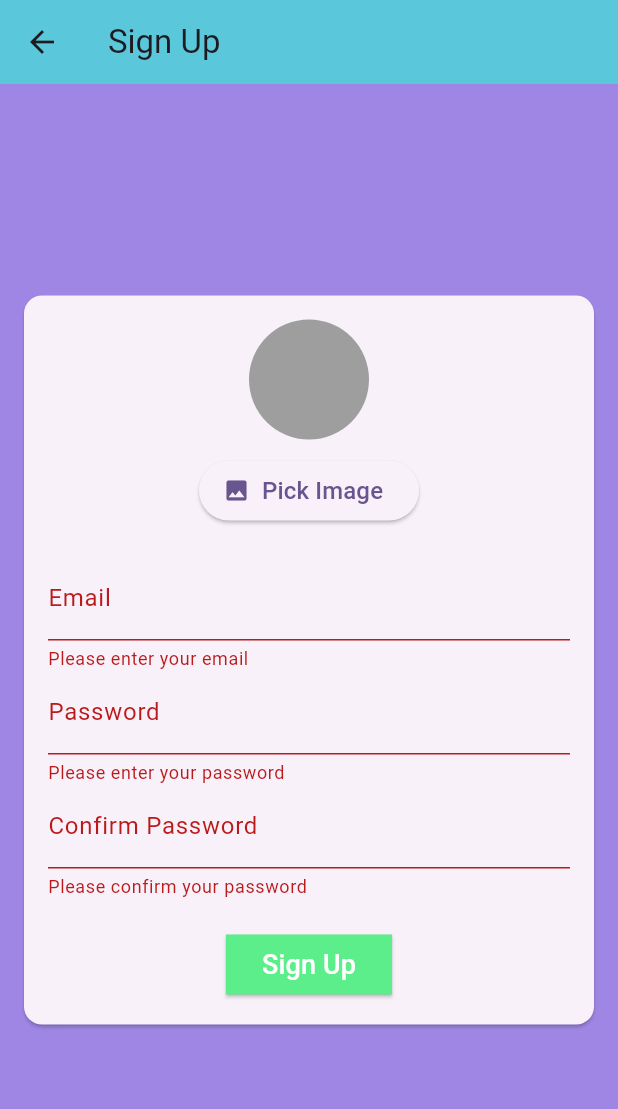
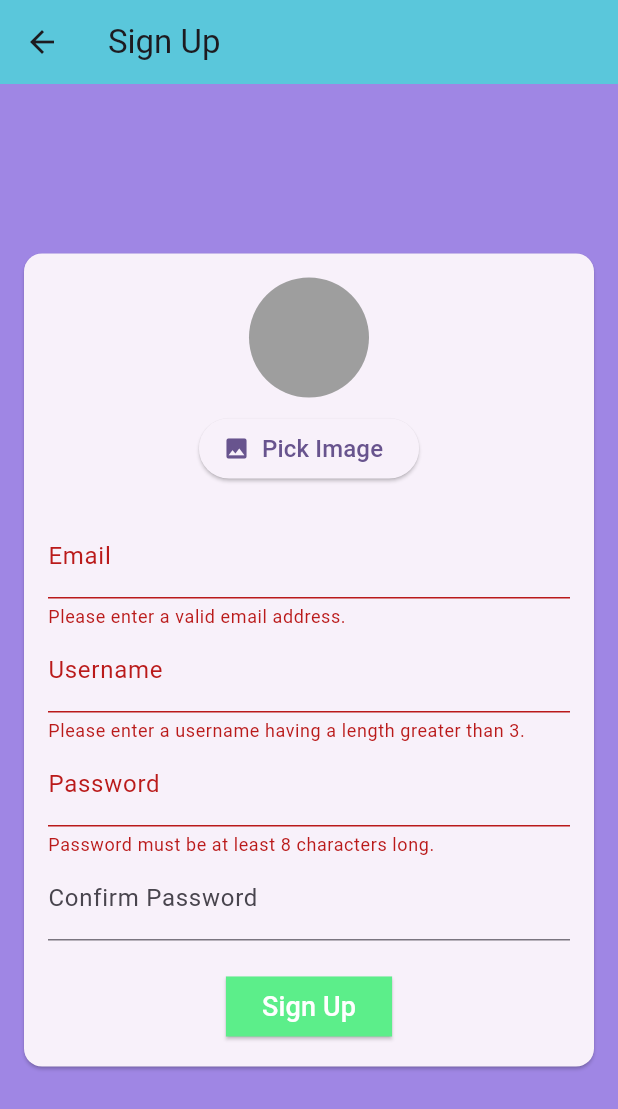
Before and after one commit to pranava2408/chat_app, a Flutter app: the SignupScreen screen opened directly, after a tap on "Sign Up", on a phone screen of 412 x 824 dp. Shown: the top 1109 px of the screen. Run offline on Flutter 3.47's test engine with Material 3 defaults, Android fonts, the phone set to English and light mode, and no system bars; our stand-ins replace cloud_firestore, firebase_auth, firebase_core, firebase_storage, image_picker; missing offline and left inert: firebase_app_check; accounts and stored records are empty.

Commit message:
basic ui finished and implement the basic display of messages.

```diff
--- a/lib/screens/signup_screen.dart
+++ b/lib/screens/signup_screen.dart
@@ -4,11 +4,12 @@ import 'package:firebase_auth/firebase_auth.dart';
 import 'package:chat_app/widgets/user_image_picker.dart';
 import 'dart:io';
 import 'package:firebase_storage/firebase_storage.dart';
-import 'package:firebase_core/firebase_core.dart'; // Add this
+import 'package:cloud_firestore/cloud_firestore.dart'; // Import Firestore
+import 'package:chat_app/screens/chat_screen.dart';
 
 final FirebaseAuth _auth = FirebaseAuth.instance;
 
-class SignupScreen extends StatefulWidget { // Changed to StatefulWidget
+class SignupScreen extends StatefulWidget {
   SignupScreen({super.key});
 
   @override
@@ -19,9 +20,107 @@ class _SignupScreenState extends State<SignupScreen> {
   final GlobalKey<FormState> _formKey = GlobalKey<FormState>();
   final TextEditingController emailController = TextEditingController();
   final TextEditingController passwordController = TextEditingController();
-  final TextEditingController confirmPasswordController = TextEditingController();
+  final TextEditingController confirmPasswordController =
+      TextEditingController();
+  final TextEditingController usernameController = TextEditingController();
   File? _pickedImage;
-  bool _isLoading = false; // Added loading state
+  bool _isLoading = false;
+
+  // Function to handle the signup logic
+  void _submit() async {
+    // Validate all form fields
+    final isValid = _formKey.currentState!.validate();
+    if (!isValid) {
+      return; // If validation fails, do nothing
+    }
+
+    // Check if an image was picked
+    if (_pickedImage == null) {
+      ScaffoldMessenger.of(context).showSnackBar(
+        const SnackBar(
+          content: Text('Please pick an image.'),
+          backgroundColor: Colors.red,
+        ),
+      );
+      return; // Stop if no image is selected
+    }
+
+    // Save the form state
+    _formKey.currentState!.save();
+
+    try {
+      setState(() {
+        _isLoading = true; // Show loading indicator
+      });
+
+      // 1. Create user with email and password
+      final userCredential = await _auth.createUserWithEmailAndPassword(
+        email: emailController.text.trim(),
+        password: passwordController.text.trim(),
+      );
+
+      final user = userCredential.user;
+      if (user == null) {
+        // This should not happen if creation is successful, but it's good practice to check
+        throw Exception('User creation failed, please try again.');
+      }
+
+      // 2. Upload the profile image to Firebase Storage
+      final storageRef = FirebaseStorage.instance
+          .ref()
+          .child('user_images')
+          .child('${user.uid}.jpg'); // Use user's UID for the image name
+
+// currently commenting out the upload to Firebase Storage
+//       await storageRef.putFile(_pickedImage!);
+
+      // 3. Get the download URL of the uploaded image
+      // final imageUrl = await storageRef.getDownloadURL();
+
+      // 4. Save user data to Firestore
+      await FirebaseFirestore.instance.collection('users').doc(user.uid).set({
+        'email': emailController.text.trim(),
+        // we need the firebase storage upload to work
+        // 'image_url': imageUrl,
+        'username': usernameController.text.trim(),
+        // 'created_at': Timestamp.now(),
+        // You can add more user data here, like a username
+      });
+      Navigator.pushReplacement(
+        context,
+        MaterialPageRoute(
+          builder: (context) => ChatScreen(), // Navigate to chat screen
+        ),
+      );
+
+      // Optionally, navigate to another screen after successful signup
+      // if (mounted) Navigator.of(context).pushReplacement(...);
+    } on FirebaseAuthException catch (e) {
+      // Handle authentication errors
+      ScaffoldMessenger.of(context).clearSnackBars();
+      ScaffoldMessenger.of(context).showSnackBar(
+        SnackBar(
+          content: Text(e.message ?? 'Authentication failed.'),
+          backgroundColor: Theme.of(context).colorScheme.error,
+        ),
+      );
+    } catch (error) {
+      // Handle other errors (like storage or firestore)
+      ScaffoldMessenger.of(context).clearSnackBars();
+      ScaffoldMessenger.of(context).showSnackBar(
+        SnackBar(
+          content: Text(error.toString()),
+          backgroundColor: Theme.of(context).colorScheme.error,
+        ),
+      );
+    } finally {
+      if (mounted) {
+        setState(() {
+          _isLoading = false; // Hide loading indicator
+        });
+      }
+    }
+  }
 
   @override
   Widget build(BuildContext context) {
@@ -32,6 +131,8 @@ class _SignupScreenState extends State<SignupScreen> {
       ),
       backgroundColor: const Color.fromARGB(255, 159, 134, 228),
       body: Center(
+        child: SingleChildScrollView(
+          // Added to prevent overflow on small screens
           child: Card(
             margin: const EdgeInsets.all(16),
             child: Padding(
@@ -40,24 +141,35 @@ class _SignupScreenState extends State<SignupScreen> {
                 key: _formKey,
                 child: Column(
                   mainAxisSize: MainAxisSize.min,
-                crossAxisAlignment: CrossAxisAlignment.center,
                   children: [
                     UserImagePicker(
-                    onPickedImage: (image) => _pickedImage = image,
+                      onPickedImage: (image) {
+                        _pickedImage = image;
+                      },
                     ),
                     const SizedBox(height: 20),
                     TextFormField(
                       controller: emailController,
                       decoration: const InputDecoration(labelText: 'Email'),
+                      keyboardType: TextInputType.emailAddress,
+                      autocorrect: false,
+                      textCapitalization: TextCapitalization.none,
                       validator: (value) {
-                      if (value == null || value.trim().isEmpty) {
-                        return 'Please enter your email';
+                        if (value == null ||
+                            value.trim().isEmpty ||
+                            !value.contains('@')) {
+                          return 'Please enter a valid email address.';
                         }
-                      final emailRegExp = RegExp(
-                        r"^[a-zA-Z0-9._%+-]+@[a-zA-Z0-9.-]+\.[a-zA-Z]{2,}$",
-                      );
-                      if (!emailRegExp.hasMatch(value.trim())) {
-                        return 'Enter a valid email';
+                        return null;
+                      },
+                    ),
+                    TextFormField(
+                      controller: usernameController,
+                      decoration: const InputDecoration(labelText: 'Username'),
+                      enableSuggestions: false,
+                      validator: (value) {
+                        if (value == null || value.trim().length < 4) {
+                          return 'Please enter a username having a length greater than 3.';
                         }
                         return null;
                       },
@@ -67,11 +179,8 @@ class _SignupScreenState extends State<SignupScreen> {
                       decoration: const InputDecoration(labelText: 'Password'),
                       obscureText: true,
                       validator: (value) {
-                      if (value == null || value.trim().isEmpty) {
-                        return 'Please enter your password';
-                      }
-                      if (value.trim().length < 8) {
-                        return 'Password must be at least 8 characters';
+                        if (value == null || value.trim().length < 8) {
+                          return 'Password must be at least 8 characters long.';
                         }
                         return null;
                       },
@@ -82,92 +191,22 @@ class _SignupScreenState extends State<SignupScreen> {
                           const InputDecoration(labelText: 'Confirm Password'),
                       obscureText: true,
                       validator: (value) {
-                      if (value == null || value.trim().isEmpty) {
-                        return 'Please confirm your password';
-                      }
-                      if (value.trim() != passwordController.text.trim()) {
-                        return 'Passwords do not match';
+                        if (value != passwordController.text) {
+                          return 'Passwords do not match.';
                         }
                         return null;
                       },
                     ),
                     const SizedBox(height: 20),
-                  Center(
-                    child: _isLoading
-                        ? CircularProgressIndicator()
-                        : CustomButtom(
+                    if (_isLoading)
+                      const CircularProgressIndicator()
+                    else
+                      CustomButtom(
                         text: 'Sign Up',
-                            onPressed: () async {
-                              if (_formKey.currentState!.validate() && !_isLoading) {
-                                setState(() => _isLoading = true);
-
-                                try {
-                                  // Create user
-                                  final userCredential = await _auth.createUserWithEmailAndPassword(
-                                    email: emailController.text.trim(),
-                                    password: passwordController.text,
-                                  );
-
-                                  // Upload image if exists
-                                  if (_pickedImage != null) {
-                                    try {
-                                      print('Picked image: ${_pickedImage!.path}');
-
-                                      // FIXED: Use the correct reference format
-                                      final storageRef = FirebaseStorage.instance
-                                          .ref('user_images/${userCredential.user!.uid}.jpg');
-
-                                      // Upload with proper error handling
-                                      final uploadTask = storageRef.putFile(_pickedImage!);
-                                      final snapshot = await uploadTask;
-
-                                      // Verify upload completed
-                                      if (snapshot.state == TaskState.success) {
-                                        final imageUrl = await storageRef.getDownloadURL();
-                                        print('Image uploaded: $imageUrl');
-                                      } else {
-                                        print('Upload failed: ${snapshot.state}');
-                                        throw FirebaseException(
-                                          plugin: 'storage',
-                                          code: 'upload-failed',
-                                          message: 'Upload did not complete'
-                                        );
-                                      }
-                                    } catch (storageError) {
-                                      print('Image upload error: $storageError');
-                                      ScaffoldMessenger.of(context).showSnackBar(
-                                        SnackBar(
-                                          content: Text('Failed to upload profile image'),
-                                        ),
-                                      );
-                                    }
-                                  }
-
-                                  // Navigate to home screen
-                                  // Navigator.pushReplacement(context, MaterialPageRoute(...));
-
-                                } on FirebaseAuthException catch (e) {
-                                  print('Auth error: ${e.code} - ${e.message}');
-                                  ScaffoldMessenger.of(context).showSnackBar(
-                                    SnackBar(
-                                      content: Text(e.message ?? 'Authentication failed'),
-                                    ),
-                                  );
-                                } catch (e) {
-                                  print('General error: $e');
-                                  ScaffoldMessenger.of(context).showSnackBar(
-                                    SnackBar(
-                                      content: Text('An unexpected error occurred'),
-                                    ),
-                                  );
-                                } finally {
-                                  setState(() => _isLoading = false);
-                                }
-                              }
-                            },
-                          ),
+                        onPressed: _submit, // Call the submit function
                       ),
                   ],
+                ),
               ),
             ),
           ),
--- a/lib/widgets/user_image_picker.dart
+++ b/lib/widgets/user_image_picker.dart
@@ -1,4 +1,3 @@
-import 'package:firebase_auth/firebase_auth.dart';
 import 'package:flutter/material.dart';
 import 'dart:io';
 import 'package:image_picker/image_picker.dart';
@@ -6,26 +5,37 @@ import 'package:image_picker/image_picker.dart';
 class UserImagePicker extends StatefulWidget {
   const UserImagePicker({super.key, required this.onPickedImage});
   final void Function(File image) onPickedImage;
-  State<UserImagePicker> createState() {
-    return _UserImagePickerState();
-  }
+
+  @override
+  State<UserImagePicker> createState() => _UserImagePickerState();
 }
 
 class _UserImagePickerState extends State<UserImagePicker> {
-  @override
   File? _pickedImage;
-  void _pickImage() async {
-    // Implement image picking logic here
-    // For example, using image_picker package
-    final pickedFile = await ImagePicker()
-        .pickImage(source: ImageSource.camera, imageQuality: 50, maxWidth: 150);
+
+  Future<void> _pickImage() async {
+    final pickedFile = await ImagePicker().pickImage(
+      source: ImageSource.camera,
+      imageQuality: 50,
+      maxWidth: 150,
+    );
+
+    if (pickedFile == null) {
+      return; // user canceled
+    }
+
     setState(() {
-      _pickedImage = File(pickedFile!.path);
+      _pickedImage = File(pickedFile.path);
     });
-    widget.onPickedImage(
-        _pickedImage!); // Notify parent widget with the picked image
+
+    // Debug print file path
+    print("Picked image path: ${pickedFile.path}");
+
+    // Pass image back to parent
+    widget.onPickedImage(_pickedImage!);
   }
 
+  @override
   Widget build(BuildContext context) {
     return Column(
       children: [
@@ -37,20 +47,12 @@ class _UserImagePickerState extends State<UserImagePicker> {
         ),
         const SizedBox(height: 10),
         ElevatedButton.icon(
-          onPressed: () {
-            _pickImage(); // Call the method to pick an image
-            // Implement image picking logic here
-          },
+          onPressed: _pickImage,
           icon: const Icon(Icons.image),
           label: const Text(
             'Pick Image',
-            style: TextStyle(
-              fontSize: 16, // Use the primary color from the current theme
-            ),
+            style: TextStyle(fontSize: 16),
           ),
-          // style: ElevatedButton.styleFrom(
-          //   primary: Colors.deepPurple, // Button color
-          // ),
         ),
       ],
     );
--- a/pubspec.yaml
+++ b/pubspec.yaml
@@ -38,6 +38,8 @@ dependencies:
   firebase_auth: ^6.0.1
   firebase_storage: ^13.0.0
   image_picker: ^1.2.0
+  firebase_app_check: ^0.4.0
+  cloud_firestore: ^6.0.0
 
 dev_dependencies:
   flutter_test:
```
Also changed, not shown: lib/main.dart (+6 -1 lines), lib/screens/chat_screen.dart (+10 -3 lines), lib/widgets/chat_messages.dart (added, +46 -0 lines), lib/widgets/message_sender.dart (added, +66 -0 lines), pubspec.lock, 3 other files. Lines whose indentation alone changed are shown as unchanged.
